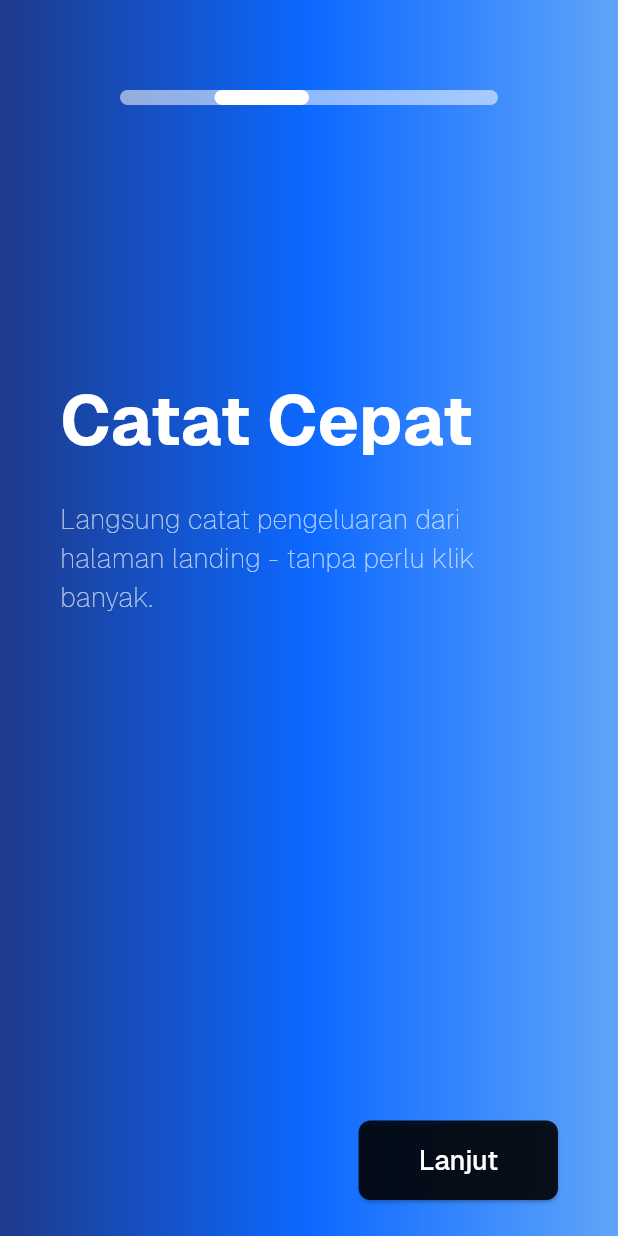
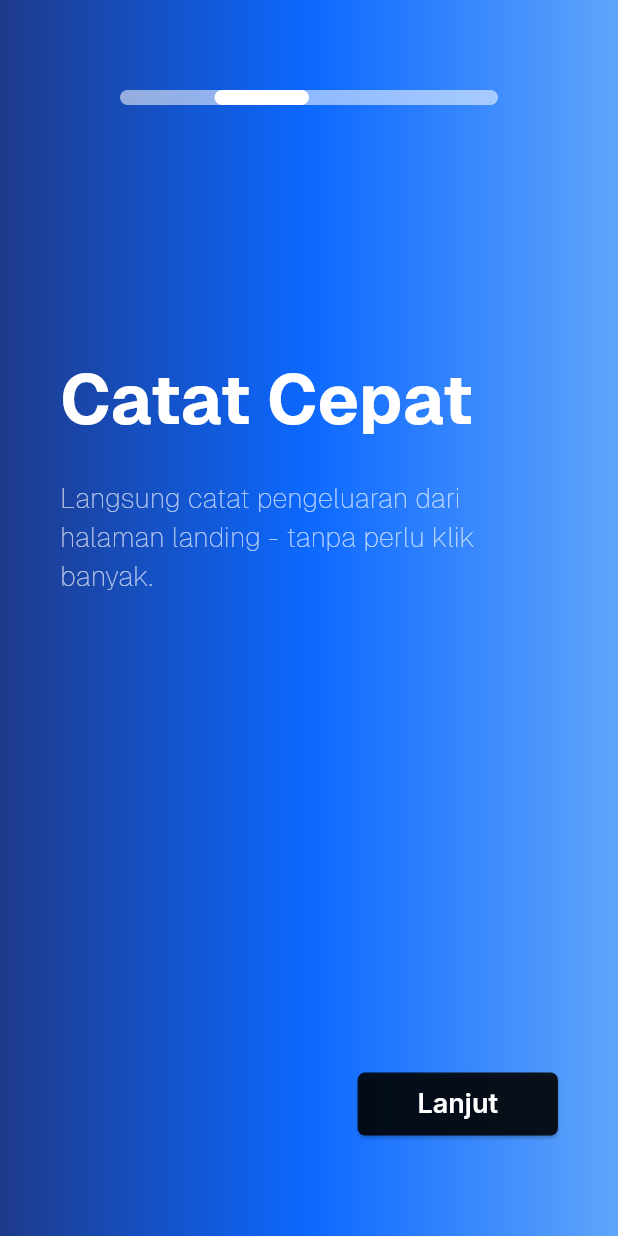
Before and after one commit to Apps-FinLog/FinLog, a Flutter app: the screen it shows after launch, swiped to page 2, on a phone screen of 412 x 824 dp. Run offline on Flutter 3.47's test engine with Material 3 defaults, Android fonts, the phone set to English and light mode, and no system bars; our stand-ins replace flutter_svg, google_fonts; project files that could hold a hidden picture were left out.

Commit message:
feat: Adjust button padding and border radius in onboarding screen; update button text style for consistency

```diff
--- a/lib/screens/onboarding_screen.dart
+++ b/lib/screens/onboarding_screen.dart
@@ -86,10 +86,10 @@ class _OnboardingScreenState extends State<OnboardingScreen> {
             child: ElevatedButton(
               style: ElevatedButton.styleFrom(
                 backgroundColor: Colors.black87, // Button color from image
-                padding: const EdgeInsets.symmetric(horizontal: 40, vertical: 15), // Adjusted padding
+                padding: const EdgeInsets.symmetric(horizontal: 40, vertical: 10), // Adjusted padding
                 textStyle: AppTextStyles.onboardingButton,
                 shape: RoundedRectangleBorder(
-                  borderRadius: BorderRadius.circular(8.0), // Slightly rounded corners
+                  borderRadius: BorderRadius.circular(5.0), // Slightly rounded corners
                 ),
               ),
               onPressed: () {
@@ -118,6 +118,7 @@ class _OnboardingScreenState extends State<OnboardingScreen> {
               ),
             ),
           ),
+          const SizedBox(height: 40), // Add negative height to pull button up
         ],
       ),
     );
--- a/lib/styles/text_styles.dart
+++ b/lib/styles/text_styles.dart
@@ -1,4 +1,5 @@
 import 'package:flutter/material.dart';
+import 'package:google_fonts/google_fonts.dart';
 
 class AppTextStyles {
   static const TextStyle onboardingTitle = TextStyle(
@@ -15,10 +16,9 @@ class AppTextStyles {
     color: Colors.white70,
   );
 
-  static const TextStyle onboardingButton = TextStyle(
-    fontFamily: 'Geist',
+  static TextStyle onboardingButton = GoogleFonts.inter(
     fontSize: 18,
     color: Colors.white,
-    fontWeight: FontWeight.w500,
+    fontWeight: FontWeight.w600,
   );
 }
```
